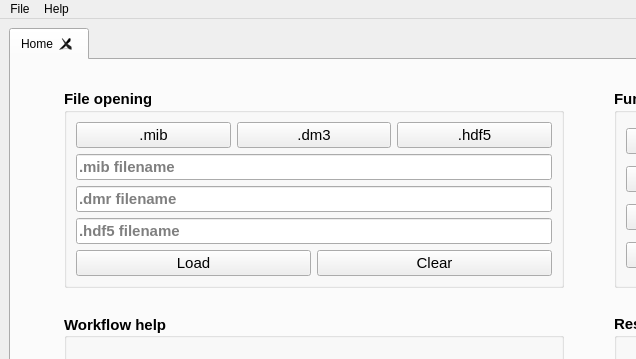
The window that resources/homescreen.ui (CS26-FPD-Explorer/FPD-Explorer) describes before a commit, drawn with Qt 5; both pictures show x 0 to 636 and y 0 to 359 of the 1178 by 900 pixel window.
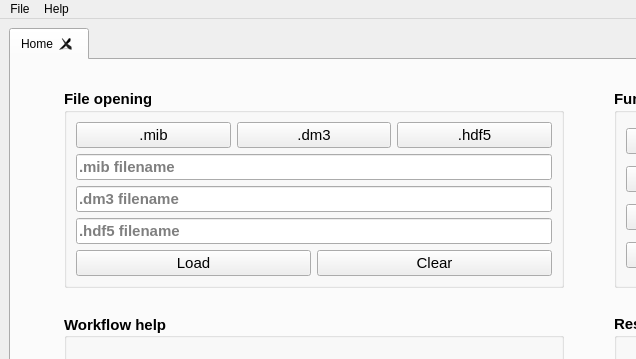
The same window after the commit.

Commit message: Implemented clear_files function in home.py for .mib and .dm3

What changed in the file:
```diff
--- a/resources/homescreen.ui
+++ b/resources/homescreen.ui
@@ -868,10 +868,10 @@
                 <bool>true</bool>
                </property>
                <property name="placeholderText">
-                <string>.dmr filename</string>
+                <string>.dm3 filename</string>
                </property>
                <property name="clearButtonEnabled">
-                <bool>true</bool>
+                <bool>false</bool>
                </property>
               </widget>
              </item>
```
Left out of the diff: 21 changed lines with no effect on the pictures. The commit also changes 2 other files.
